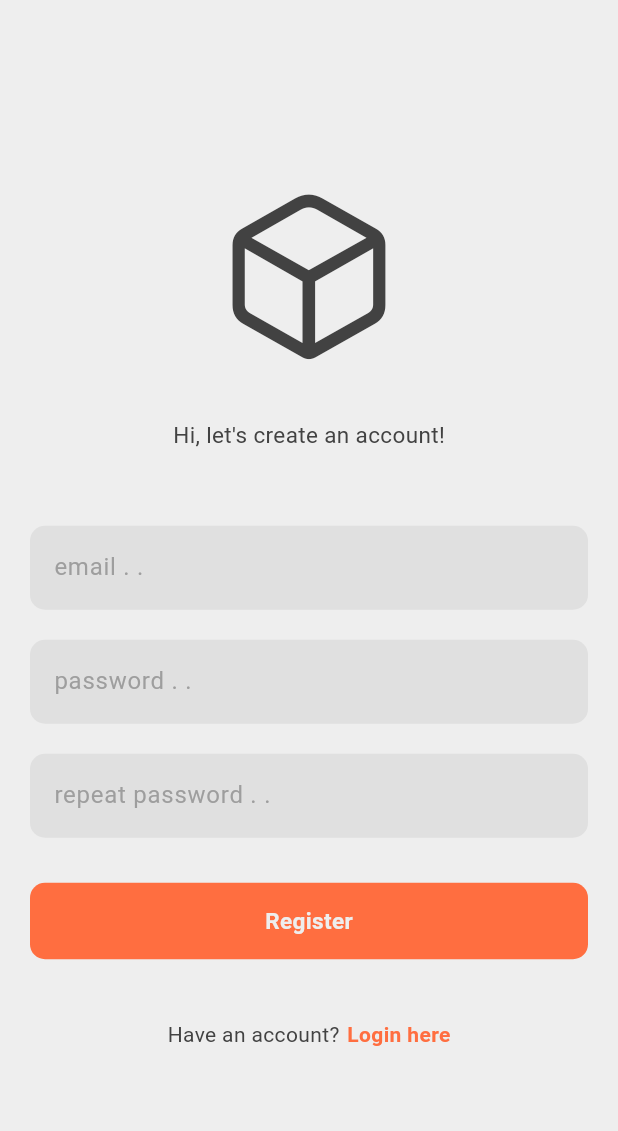
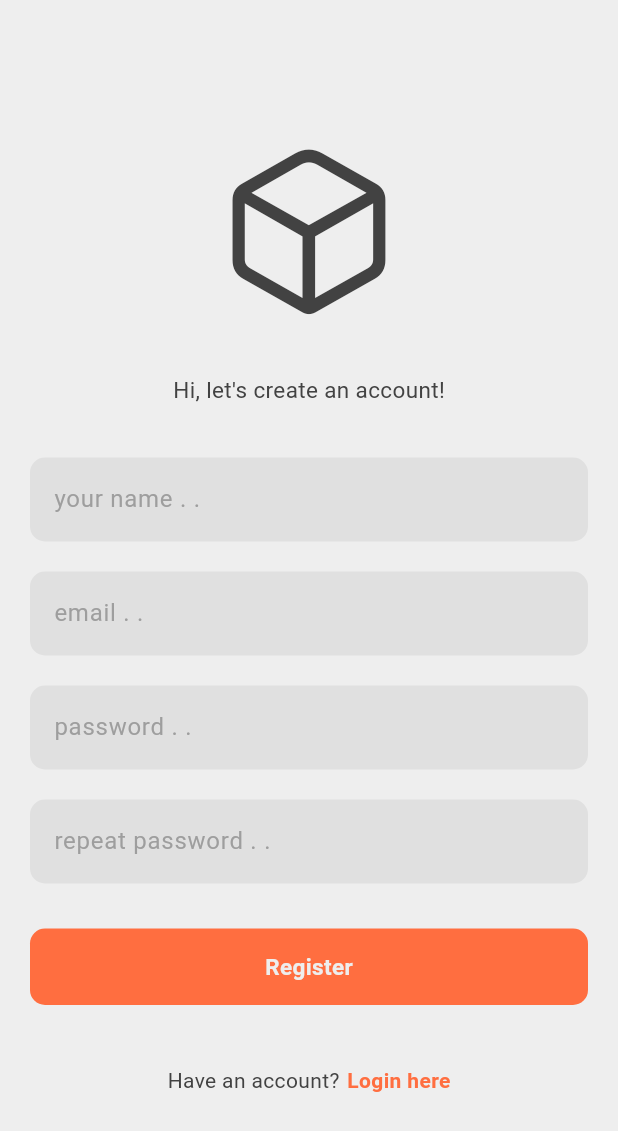
Before and after one commit to CMariuss/craft_box, a Flutter app: the screen it shows after launch, after a tap on "Create an account", on a phone screen of 412 x 824 dp. Shown: the top 1131 px of the screen. Run offline on Flutter 3.47's test engine with Material 3 defaults, Android fonts, the phone set to English and light mode, and no system bars; our stand-ins replace firebase_auth, firebase_core, flutter_bloc; accounts and stored records are empty; generated files the repository leaves out were written again.

Commit message:
Add name text field in 'mobile_register_page.dart'.

```diff
--- a/lib/pages/mobile/mobile_register_page.dart
+++ b/lib/pages/mobile/mobile_register_page.dart
@@ -13,6 +13,7 @@ class MobileRegisterPage extends StatefulWidget {
 }
 
 class _MobileRegisterPageState extends State<MobileRegisterPage> {
+  final nameTextController = TextEditingController();
   final emailTextController = TextEditingController();
   final passwordTextController = TextEditingController();
   final repeatPasswordTextController = TextEditingController();
@@ -44,7 +45,16 @@ class _MobileRegisterPageState extends State<MobileRegisterPage> {
                 ),
               ),
 
-              const SizedBox(height: 50),
+              const SizedBox(height: 35),
+
+              // name text field
+              AuthTextField(
+                isHidden: false,
+                controller: nameTextController,
+                hintText: 'your name . .',
+              ),
+
+              const SizedBox(height: 20),
 
               // email text field
               AuthTextField(
```
